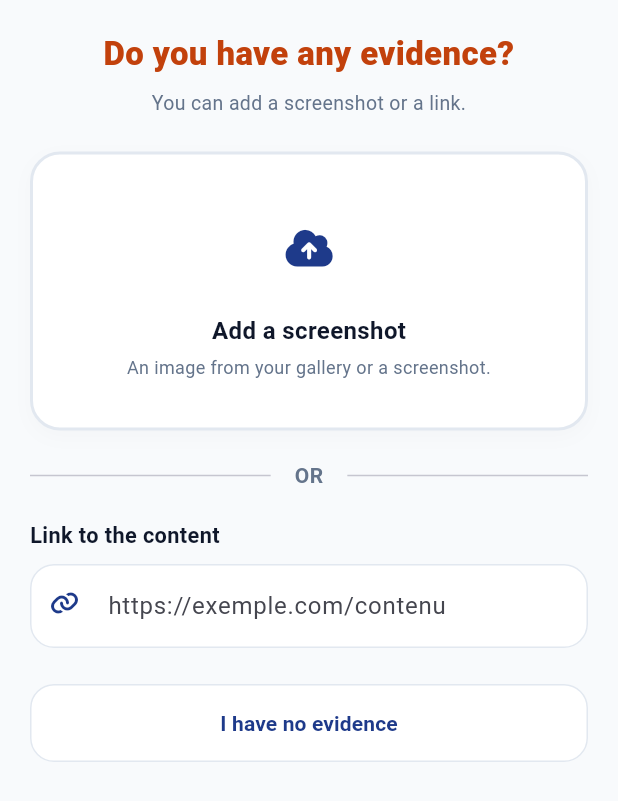
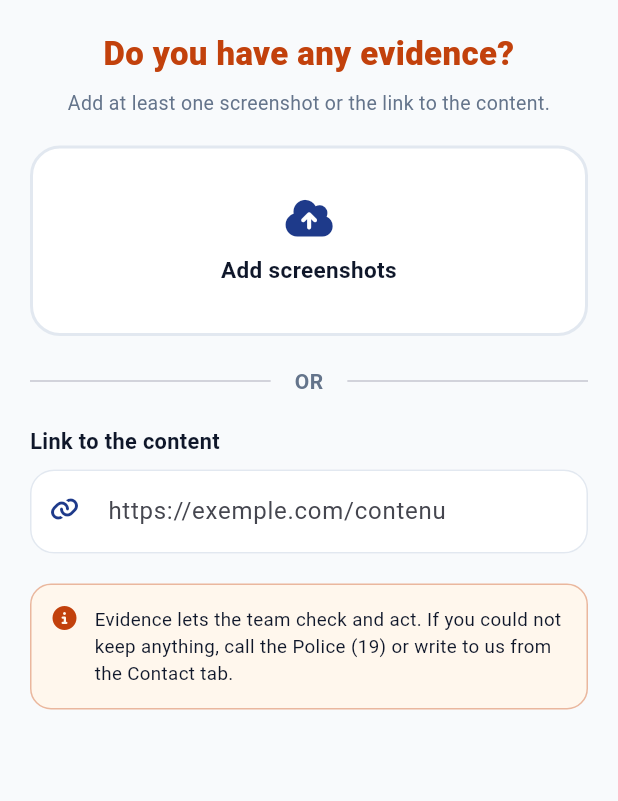
Before and after one commit to sayouba2/emc_helpline, a Flutter app: the Step3EvidenceScreen widget shown alone on an empty page, opened directly, on a phone screen of 412 x 824 dp. Shown: the top 801 px of the screen. Run offline on Flutter 3.47's test engine with Material 3 defaults, Android fonts, the phone set to English and light mode, and no system bars; our stand-ins replace font_awesome_flutter, image_picker, shared_preferences; accounts and stored records are empty; generated files the repository leaves out were written again.

Commit message:
feat(preuves): captures multiples et étape obligatoire
Plusieurs captures d'écran peuvent être jointes : pickMultiImage(), vignettes
avec suppression individuelle, et un compteur pluralisé dans les trois langues.
evidenceFilePath devient evidenceFilePaths.

L'étape devient obligatoire — au moins une capture ou un lien. Un signalement
anonyme sans rien à examiner ne peut être ni vérifié ni instruit, et le portail
en ligne demande la même chose. Le bouton « Je n'ai pas de preuve » disparaît
avec le champ hasNoEvidence : il contredisait l'exigence.

Un encart explique pourquoi l'étape ne peut pas être passée et oriente vers la
Police (19) ou l'onglet Contact pour qui n'a rien pu conserver.

Le récapitulatif gagne une carte « Contact » affichant le pseudo et le numéro,
visible seulement si un accompagnement a été demandé.

```diff
--- a/lib/core/localization/report_enum_labels.dart
+++ b/lib/core/localization/report_enum_labels.dart
@@ -86,7 +86,7 @@ extension ValidationMessageLabel on ValidationMessage {
     ValidationMessage.chooseGender => l10n.validationGender,
     ValidationMessage.chooseIncident => l10n.validationIncident,
     ValidationMessage.choosePlatform => l10n.validationPlatform,
-    ValidationMessage.chooseEvidence => l10n.validationEvidence,
+    ValidationMessage.missingEvidence => l10n.validationEvidence,
     ValidationMessage.chooseAssistance => l10n.validationAssistance,
     ValidationMessage.chooseAssistanceType => l10n.validationAssistanceType,
     ValidationMessage.chooseUrgency => l10n.validationUrgency,
--- a/lib/core/utils/validators.dart
+++ b/lib/core/utils/validators.dart
@@ -9,7 +9,7 @@ enum ValidationMessage {
   chooseGender,
   chooseIncident,
   choosePlatform,
-  chooseEvidence,
+  missingEvidence,
   chooseAssistance,
   chooseAssistanceType,
   chooseUrgency,
--- a/lib/l10n/app_en.arb
+++ b/lib/l10n/app_en.arb
@@ -75,13 +75,8 @@
   "platformSubtitle": "Choose the platform involved.",
   "platformOnlineGame": "Online game",
   "evidenceQuestion": "Do you have any evidence?",
-  "evidenceSubtitle": "You can add a screenshot or a link.",
-  "evidenceAdded": "Screenshot added",
-  "evidenceAdd": "Add a screenshot",
-  "evidenceAddHint": "An image from your gallery or a screenshot.",
-  "evidenceRemove": "Remove the screenshot",
+  "evidenceSubtitle": "Add at least one screenshot or the link to the content.",
   "evidenceLinkLabel": "Link to the content",
-  "evidenceNone": "I have no evidence",
   "evidencePickFailed": "Could not open your images. Check the gallery permission, or add a link below instead.",
   "separatorOr": "OR",
   "assistanceQuestion": "Do you want help?",
@@ -134,9 +129,6 @@
   "summaryType": "Type",
   "summaryPlatform": "Platform",
   "summaryEvidence": "Evidence",
-  "summaryEvidenceScreenshot": "1 screenshot",
-  "summaryEvidenceLink": "Web link provided",
-  "summaryEvidenceNone": "None",
   "summaryAssistance": "Help",
   "summaryAssistanceType": "Type of help",
   "summaryUrgency": "Urgency",
@@ -190,7 +182,7 @@
   "validationGender": "Pick an answer to continue.",
   "validationIncident": "Pick what best matches your situation.",
   "validationPlatform": "Choose the platform involved.",
-  "validationEvidence": "Add a screenshot, a link, or choose \"I have no evidence\".",
+  "validationEvidence": "Add at least one screenshot or a link.",
   "validationAssistance": "Tell us whether you want support.",
   "validationAssistanceType": "Choose the kind of help you need.",
   "validationUrgency": "Tell us whether the situation is urgent.",
@@ -217,5 +209,13 @@
   "trackRequestEmptyField": "Enter a reference number.",
   "validationPseudo": "Pick a nickname: the team will use it, never your real name.",
   "validationPhone": "Give a phone number so we can call you back.",
-  "contactRequiredNote": "To support you, the team needs a nickname and a number. Your real name is never asked for."
+  "contactRequiredNote": "To support you, the team needs a nickname and a number. Your real name is never asked for.",
+  "evidenceRequiredNote": "Evidence lets the team check and act. If you could not keep anything, call the Police (19) or write to us from the Contact tab.",
+  "evidenceAddScreenshots": "Add screenshots",
+  "evidenceAddMore": "Add another screenshot",
+  "evidenceRemoveOne": "Remove this screenshot",
+  "summarySectionContact": "Contact",
+  "summaryPseudo": "Nickname",
+  "summaryEvidenceLinkOnly": "Web link",
+  "evidenceCount": "{count, plural, =1{1 screenshot} other{{count} screenshots}}"
 }
--- a/lib/models/report_model.dart
+++ b/lib/models/report_model.dart
@@ -23,8 +23,7 @@ class ReportModel {
   final IncidentType? incidentType;
   final ReportPlatform? platform;
   final String? evidenceUrl;
-  final String? evidenceFilePath;
-  final bool hasNoEvidence;
+  final List<String> evidenceFilePaths;
   final AssistanceNeed? assistanceNeeded;
   final AssistanceType? assistanceType;
   final String? contactPhone;
@@ -40,8 +39,7 @@ class ReportModel {
     this.incidentType,
     this.platform,
     this.evidenceUrl,
-    this.evidenceFilePath,
-    this.hasNoEvidence = false,
+    this.evidenceFilePaths = const <String>[],
     this.assistanceNeeded,
     this.assistanceType,
     this.contactPhone,
@@ -49,11 +47,10 @@ class ReportModel {
     this.createdAt,
   });
 
-  /// True once the user has answered the evidence step one way or another —
-  /// including by explicitly declaring they have none.
-  bool get hasEvidenceAnswer =>
-      hasNoEvidence ||
-      evidenceFilePath != null ||
+  /// At least one screenshot or a link. Evidence is required: the team cannot
+  /// triage an anonymous report that carries nothing to look at.
+  bool get hasEvidence =>
+      evidenceFilePaths.isNotEmpty ||
       (evidenceUrl != null && evidenceUrl!.trim().isNotEmpty);
 
   /// True when a way of calling the user back was provided.
@@ -81,8 +78,7 @@ class ReportModel {
     IncidentType? incidentType,
     ReportPlatform? platform,
     Object? evidenceUrl = unsetField,
-    Object? evidenceFilePath = unsetField,
-    bool? hasNoEvidence,
+    List<String>? evidenceFilePaths,
     AssistanceNeed? assistanceNeeded,
     AssistanceType? assistanceType,
     Object? contactPhone = unsetField,
@@ -98,8 +94,7 @@ class ReportModel {
       incidentType: incidentType ?? this.incidentType,
       platform: platform ?? this.platform,
       evidenceUrl: _resolve(evidenceUrl, this.evidenceUrl),
-      evidenceFilePath: _resolve(evidenceFilePath, this.evidenceFilePath),
-      hasNoEvidence: hasNoEvidence ?? this.hasNoEvidence,
+      evidenceFilePaths: evidenceFilePaths ?? this.evidenceFilePaths,
       assistanceNeeded: assistanceNeeded ?? this.assistanceNeeded,
       assistanceType: assistanceType ?? this.assistanceType,
       contactPhone: _resolve(contactPhone, this.contactPhone),
--- a/lib/views/reporting/steps/step3_evidence_screen.dart
+++ b/lib/views/reporting/steps/step3_evidence_screen.dart
@@ -1,3 +1,5 @@
+import 'dart:io';
+
 import 'package:flutter/material.dart';
 import 'package:font_awesome_flutter/font_awesome_flutter.dart';
 import 'package:image_picker/image_picker.dart';
@@ -9,6 +11,10 @@ import '../../../core/utils/validators.dart';
 import '../../../l10n/app_localizations.dart';
 import '../../../providers/report_provider.dart';
 
+/// Evidence: one or more screenshots, and/or a link.
+///
+/// At least one of the two is required. An anonymous report carrying nothing to
+/// look at cannot be triaged, and the online reporting portal asks for the same.
 class Step3EvidenceScreen extends StatefulWidget {
   const Step3EvidenceScreen({super.key});
 
@@ -32,18 +38,17 @@ class _Step3EvidenceScreenState extends State<Step3EvidenceScreen> {
     super.dispose();
   }
 
-  Future<void> _pickImage(
+  Future<void> _pickImages(
     ReportProvider provider,
     AppLocalizations l10n,
   ) async {
     try {
-      final ImagePicker picker = ImagePicker();
-      final XFile? image = await picker.pickImage(source: ImageSource.gallery);
-      if (image == null) return; // Sélection annulée par l'utilisateur.
-      provider.updateReport(evidenceFilePath: image.path, hasNoEvidence: false);
+      final images = await ImagePicker().pickMultiImage();
+      if (images.isEmpty) return; // Selection cancelled.
+      provider.addEvidenceFiles(images.map((image) => image.path));
     } catch (e) {
-      // Ne jamais enregistrer de preuve factice : l'utilisateur croirait avoir
-      // joint une capture qui n'existe pas.
+      // Never record a fake path: the user would believe a screenshot is
+      // attached when none is.
       debugPrint('Evidence image picking failed: $e');
       if (!mounted) return;
       ScaffoldMessenger.of(context).showSnackBar(
@@ -59,7 +64,7 @@ class _Step3EvidenceScreenState extends State<Step3EvidenceScreen> {
   Widget build(BuildContext context) {
     final provider = Provider.of<ReportProvider>(context);
     final l10n = AppLocalizations.of(context);
-    final report = provider.currentReport;
+    final paths = provider.currentReport.evidenceFilePaths;
 
     return SingleChildScrollView(
       padding: const EdgeInsets.all(20),
@@ -77,87 +82,14 @@ class _Step3EvidenceScreenState extends State<Step3EvidenceScreen> {
             textAlign: TextAlign.center,
             style: AppTextStyles.screenSubtitle,
           ),
-          const SizedBox(height: 24),
+          const SizedBox(height: 20),
 
-          // Upload Card
-          InkWell(
-            onTap: () => _pickImage(provider, l10n),
-            borderRadius: BorderRadius.circular(20),
-            child: Container(
-              padding: const EdgeInsets.symmetric(vertical: 32, horizontal: 20),
-              decoration: BoxDecoration(
-                color: report.evidenceFilePath != null
-                    ? AppColors.cardBg
-                    : Colors.white,
-                borderRadius: BorderRadius.circular(20),
-                border: Border.all(
-                  color: report.evidenceFilePath != null
-                      ? AppColors.primaryBlue
-                      : AppColors.border,
-                  width: 2,
-                ),
-                boxShadow: [
-                  BoxShadow(
-                    color: Colors.black.withValues(alpha: 0.02),
-                    blurRadius: 10,
-                    offset: const Offset(0, 4),
-                  ),
-                ],
-              ),
-              child: Column(
-                children: [
-                  Container(
-                    padding: const EdgeInsets.all(16),
-                    decoration: const BoxDecoration(
-                      color: AppColors.cardBg,
-                      shape: BoxShape.circle,
-                    ),
-                    child: FaIcon(
-                      report.evidenceFilePath != null
-                          ? FontAwesomeIcons.circleCheck
-                          : FontAwesomeIcons.cloudArrowUp,
-                      color: AppColors.primaryBlue,
-                      size: 28,
-                    ),
-                  ),
-                  const SizedBox(height: 14),
-                  Text(
-                    report.evidenceFilePath != null
-                        ? l10n.evidenceAdded
-                        : l10n.evidenceAdd,
-                    style: AppTextStyles.cardTitle.copyWith(fontSize: 16),
-                  ),
-                  const SizedBox(height: 4),
-                  Text(
-                    report.evidenceFilePath != null
-                        ? report.evidenceFilePath!.split('/').last
-                        : l10n.evidenceAddHint,
-                    textAlign: TextAlign.center,
-                    style: AppTextStyles.cardSubtitle,
-                  ),
-                  if (report.evidenceFilePath != null) ...[
-                    const SizedBox(height: 10),
-                    TextButton.icon(
-                      onPressed: () {
-                        provider.updateReport(evidenceFilePath: null);
-                      },
-                      icon: const FaIcon(
-                        FontAwesomeIcons.trashCan,
-                        size: 13,
-                        color: AppColors.dangerRed,
-                      ),
-                      label: Text(
-                        l10n.evidenceRemove,
-                        style: const TextStyle(
-                          color: AppColors.dangerRedStrong,
-                        ),
-                      ),
-                    ),
-                  ],
-                ],
-              ),
-            ),
-          ),
+          if (paths.isNotEmpty) ...[
+            _buildThumbnails(provider, l10n, paths),
+            const SizedBox(height: 14),
+          ],
+
+          _buildPickerCard(provider, l10n, paths.length),
 
           const SizedBox(height: 20),
           Row(
@@ -178,7 +110,6 @@ class _Step3EvidenceScreenState extends State<Step3EvidenceScreen> {
           ),
           const SizedBox(height: 20),
 
-          // URL Link Input
           Text(
             l10n.evidenceLinkLabel,
             style: AppTextStyles.cardTitle.copyWith(fontSize: 14.5),
@@ -188,12 +119,12 @@ class _Step3EvidenceScreenState extends State<Step3EvidenceScreen> {
             controller: _urlController,
             keyboardType: TextInputType.url,
             autocorrect: false,
-            onChanged: (val) {
-              provider.updateReport(evidenceUrl: val, hasNoEvidence: false);
-            },
+            onChanged: (val) => provider.updateReport(evidenceUrl: val),
             decoration: InputDecoration(
-              hintText: "https://exemple.com/contenu",
-              errorText: Validators.url(report.evidenceUrl)?.text(l10n),
+              hintText: 'https://exemple.com/contenu',
+              errorText: Validators.url(
+                provider.currentReport.evidenceUrl,
+              )?.text(l10n),
               prefixIcon: const Padding(
                 padding: EdgeInsets.all(14.0),
                 child: FaIcon(
@@ -222,40 +153,119 @@ class _Step3EvidenceScreenState extends State<Step3EvidenceScreen> {
             ),
           ),
 
-          const SizedBox(height: 24),
+          const SizedBox(height: 20),
 
-          // Button: "Je n'ai pas de preuve"
-          Semantics(
-            selected: report.hasNoEvidence,
-            child: OutlinedButton(
-              style: OutlinedButton.styleFrom(
-                padding: const EdgeInsets.symmetric(vertical: 16),
-                side: BorderSide(
-                  color: report.hasNoEvidence
-                      ? AppColors.primaryBlue
-                      : AppColors.border,
-                  width: report.hasNoEvidence ? 2 : 1,
+          // Says why the step cannot be skipped, and where to go otherwise.
+          Container(
+            padding: const EdgeInsets.all(14),
+            decoration: BoxDecoration(
+              color: AppColors.emergencyBannerBg,
+              borderRadius: BorderRadius.circular(14),
+              border: Border.all(
+                color: AppColors.primaryOrange.withValues(alpha: 0.35),
+              ),
+            ),
+            child: Row(
+              crossAxisAlignment: CrossAxisAlignment.start,
+              children: [
+                const FaIcon(
+                  FontAwesomeIcons.circleInfo,
+                  color: AppColors.primaryOrange,
+                  size: 16,
                 ),
-                backgroundColor: report.hasNoEvidence
-                    ? AppColors.cardBg
-                    : Colors.white,
-                shape: RoundedRectangleBorder(
-                  borderRadius: BorderRadius.circular(16),
+                const SizedBox(width: 12),
+                Expanded(
+                  child: Text(
+                    l10n.evidenceRequiredNote,
+                    style: const TextStyle(
+                      fontSize: 12.5,
+                      height: 1.4,
+                      color: AppColors.textPrimary,
+                    ),
+                  ),
+                ),
+              ],
+            ),
+          ),
+        ],
+      ),
+    );
+  }
+
+  Widget _buildThumbnails(
+    ReportProvider provider,
+    AppLocalizations l10n,
+    List<String> paths,
+  ) {
+    return Column(
+      crossAxisAlignment: CrossAxisAlignment.start,
+      children: [
+        Text(
+          l10n.evidenceCount(paths.length),
+          style: AppTextStyles.cardTitle.copyWith(fontSize: 13.5),
+        ),
+        const SizedBox(height: 10),
+        Wrap(
+          spacing: 10,
+          runSpacing: 10,
+          children: [
+            for (final path in paths) _buildThumbnail(provider, l10n, path),
+          ],
+        ),
+      ],
+    );
+  }
+
+  Widget _buildThumbnail(
+    ReportProvider provider,
+    AppLocalizations l10n,
+    String path,
+  ) {
+    return SizedBox(
+      width: 92,
+      height: 92,
+      child: Stack(
+        children: [
+          Positioned.fill(
+            child: ClipRRect(
+              borderRadius: BorderRadius.circular(14),
+              child: Image.file(
+                File(path),
+                fit: BoxFit.cover,
+                errorBuilder: (context, error, stackTrace) => Container(
+                  color: AppColors.bg,
+                  alignment: Alignment.center,
+                  child: const FaIcon(
+                    FontAwesomeIcons.fileImage,
+                    color: AppColors.primaryBlue,
+                    size: 22,
+                  ),
                 ),
               ),
-              onPressed: () {
-                setState(() {
-                  _urlController.clear();
-                });
-                provider.updateReport(
-                  evidenceFilePath: null,
-                  evidenceUrl: null,
-                  hasNoEvidence: true,
-                );
-              },
-              child: Text(
-                l10n.evidenceNone,
-                style: AppTextStyles.buttonTextOutline,
+            ),
+          ),
+          PositionedDirectional(
+            top: 0,
+            end: 0,
+            child: Semantics(
+              button: true,
+              label: l10n.evidenceRemoveOne,
+              child: InkWell(
+                onTap: () => provider.removeEvidenceFile(path),
+                borderRadius: BorderRadius.circular(20),
+                child: Container(
+                  margin: const EdgeInsets.all(4),
+                  padding: const EdgeInsets.all(5),
+                  decoration: const BoxDecoration(
+                    color: AppColors.dangerRedStrong,
+                    shape: BoxShape.circle,
+                  ),
+                  child: const Icon(
+                    Icons.close_rounded,
+                    size: 14,
+                    color: Colors.white,
+                  ),
+                ),
               ),
             ),
           ),
@@ -263,4 +273,48 @@ class _Step3EvidenceScreenState extends State<Step3EvidenceScreen> {
       ),
     );
   }
+
+  Widget _buildPickerCard(
+    ReportProvider provider,
+    AppLocalizations l10n,
+    int count,
+  ) {
+    final hasAny = count > 0;
+
+    return InkWell(
+      onTap: () => _pickImages(provider, l10n),
+      borderRadius: BorderRadius.circular(20),
+      child: Container(
+        padding: EdgeInsets.symmetric(
+          vertical: hasAny ? 18 : 32,
+          horizontal: 20,
+        ),
+        decoration: BoxDecoration(
+          color: hasAny ? AppColors.cardBg : Colors.white,
+          borderRadius: BorderRadius.circular(20),
+          border: Border.all(
+            color: hasAny ? AppColors.primaryBlue : AppColors.border,
+            width: 2,
+          ),
+        ),
+        child: Column(
+          children: [
+            FaIcon(
+              hasAny
+                  ? FontAwesomeIcons.circlePlus
+                  : FontAwesomeIcons.cloudArrowUp,
+              color: AppColors.primaryBlue,
+              size: hasAny ? 22 : 28,
+            ),
+            const SizedBox(height: 10),
+            Text(
+              hasAny ? l10n.evidenceAddMore : l10n.evidenceAddScreenshots,
+              textAlign: TextAlign.center,
+              style: AppTextStyles.cardTitle.copyWith(fontSize: 15),
+            ),
+          ],
+        ),
+      ),
+    );
+  }
 }
```
Also changed, not shown: lib/l10n/app_ar.arb (+11 -11 lines), lib/l10n/app_fr.arb (+22 -11 lines), lib/providers/report_provider.dart (+22 -6 lines), lib/views/reporting/steps/step4_summary_screen.dart (+33 -9 lines), 2 other files.
